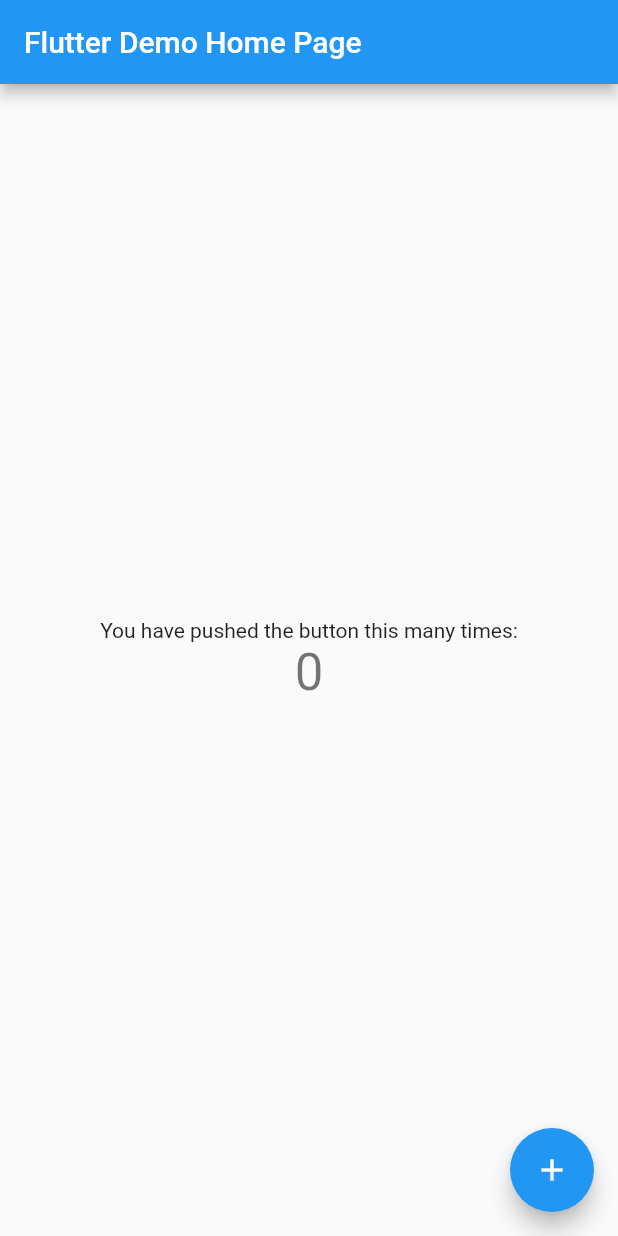
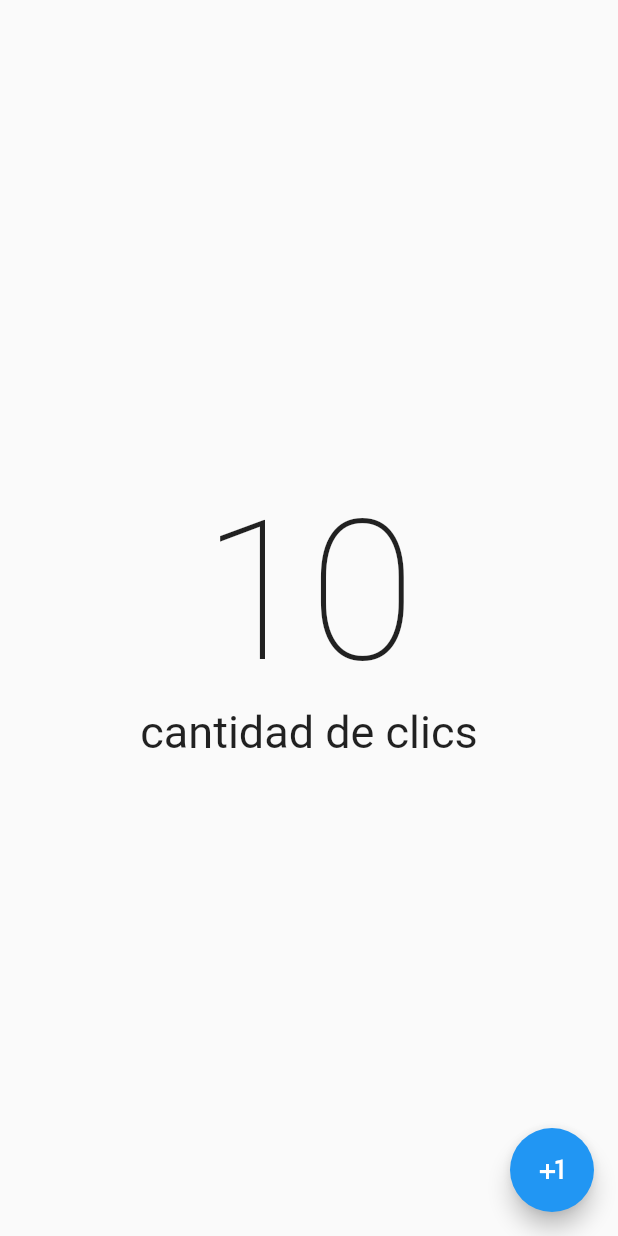
Before and after one commit to jovannyCG/app_contador, a Flutter app: the screen it shows after launch, on a phone screen of 412 x 824 dp. Run offline on Flutter 3.47's test engine with Material 2 defaults, Android fonts, the phone set to English and light mode, and no system bars.

Commit message:
pantalla principal terminada

```diff
--- a/lib/main.dart
+++ b/lib/main.dart
@@ -1,115 +1,17 @@
+import 'package:app_contador/presentation/screens/couters/conter_screen.dart';
 import 'package:flutter/material.dart';
 
-void main() {
-  runApp(const MyApp());
-}
+void main() => runApp(const MyApp());
 
 class MyApp extends StatelessWidget {
   const MyApp({super.key});
 
-  // This widget is the root of your application.
   @override
   Widget build(BuildContext context) {
-    return MaterialApp(
-      title: 'Flutter Demo',
-      theme: ThemeData(
-        // This is the theme of your application.
-        //
-        // Try running your application with "flutter run". You'll see the
-        // application has a blue toolbar. Then, without quitting the app, try
-        // changing the primarySwatch below to Colors.green and then invoke
-        // "hot reload" (press "r" in the console where you ran "flutter run",
-        // or simply save your changes to "hot reload" in a Flutter IDE).
-        // Notice that the counter didn't reset back to zero; the application
-        // is not restarted.
-        primarySwatch: Colors.blue,
-      ),
-      home: const MyHomePage(title: 'Flutter Demo Home Page'),
+    return const MaterialApp(
+      debugShowCheckedModeBanner: false,
+      title: 'Material App',
+      home: CouterScreen(),
     );
   }
 }
-
-class MyHomePage extends StatefulWidget {
-  const MyHomePage({super.key, required this.title});
-
-  // This widget is the home page of your application. It is stateful, meaning
-  // that it has a State object (defined below) that contains fields that affect
-  // how it looks.
-
-  // This class is the configuration for the state. It holds the values (in this
-  // case the title) provided by the parent (in this case the App widget) and
-  // used by the build method of the State. Fields in a Widget subclass are
-  // always marked "final".
-
-  final String title;
-
-  @override
-  State<MyHomePage> createState() => _MyHomePageState();
-}
-
-class _MyHomePageState extends State<MyHomePage> {
-  int _counter = 0;
-
-  void _incrementCounter() {
-    setState(() {
-      // This call to setState tells the Flutter framework that something has
-      // changed in this State, which causes it to rerun the build method below
-      // so that the display can reflect the updated values. If we changed
-      // _counter without calling setState(), then the build method would not be
-      // called again, and so nothing would appear to happen.
-      _counter++;
-    });
-  }
-
-  @override
-  Widget build(BuildContext context) {
-    // This method is rerun every time setState is called, for instance as done
-    // by the _incrementCounter method above.
-    //
-    // The Flutter framework has been optimized to make rerunning build methods
-    // fast, so that you can just rebuild anything that needs updating rather
-    // than having to individually change instances of widgets.
-    return Scaffold(
-      appBar: AppBar(
-        // Here we take the value from the MyHomePage object that was created by
-        // the App.build method, and use it to set our appbar title.
-        title: Text(widget.title),
-      ),
-      body: Center(
-        // Center is a layout widget. It takes a single child and positions it
-        // in the middle of the parent.
-        child: Column(
-          // Column is also a layout widget. It takes a list of children and
-          // arranges them vertically. By default, it sizes itself to fit its
-          // children horizontally, and tries to be as tall as its parent.
-          //
-          // Invoke "debug painting" (press "p" in the console, choose the
-          // "Toggle Debug Paint" action from the Flutter Inspector in Android
-          // Studio, or the "Toggle Debug Paint" command in Visual Studio Code)
-          // to see the wireframe for each widget.
-          //
-          // Column has various properties to control how it sizes itself and
-          // how it positions its children. Here we use mainAxisAlignment to
-          // center the children vertically; the main axis here is the vertical
-          // axis because Columns are vertical (the cross axis would be
-          // horizontal).
-          mainAxisAlignment: MainAxisAlignment.center,
-          children: <Widget>[
-            const Text(
-              'You have pushed the button this many times:',
-            ),
-            Text(
-              '$_counter',
-              style: Theme.of(context).textTheme.headlineMedium,
-            ),
-          ],
-        ),
-      ),
-      floatingActionButton: FloatingActionButton(
-        onPressed: _incrementCounter,
-        tooltip: 'Increment',
-        child: const Icon(Icons.add),
-      ), // This trailing comma makes auto-formatting nicer for build methods.
-    );
-  }
-}
--- /dev/null
+++ b/lib/presentation/screens/couters/conter_screen.dart
@@ -0,0 +1,21 @@
+import 'package:flutter/material.dart';
+
+class CouterScreen extends StatelessWidget {
+  const CouterScreen({super.key});
+
+  @override
+  Widget build(BuildContext context) {
+    return Scaffold(
+      floatingActionButton: FloatingActionButton(
+        onPressed: (){},
+        child: const Icon(Icons.plus_one),
+        ),
+      body: Center(
+        child: Column(
+          mainAxisAlignment: MainAxisAlignment.center,
+          children: const [Text('10', style: TextStyle(fontSize: 130, fontWeight: FontWeight.w100),), Text('cantidad de clics', style: TextStyle(fontSize: 30, ),)],
+        ),
+      ),
+    );
+  }
+}
```
